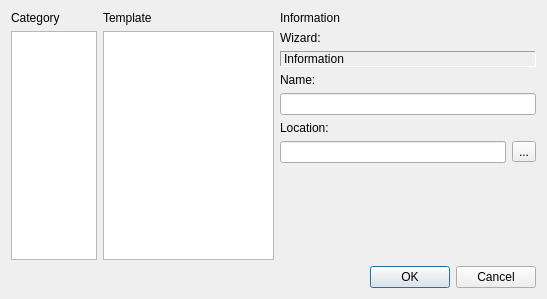
First picture: the form in liteidex/src/liteapp/newfiledialog.ui, repository seanxyh/liteide, before the edit.
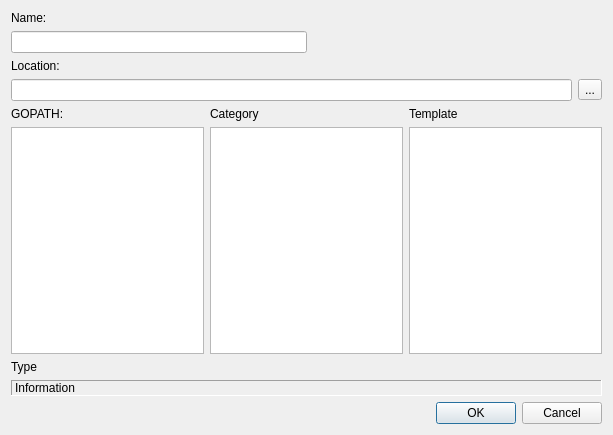
Second picture: the form after the edit.

Commit message: liteapp : update wizard

What changed in the file:
```diff
--- a/liteidex/src/liteapp/newfiledialog.ui
+++ b/liteidex/src/liteapp/newfiledialog.ui
@@ -6,8 +6,8 @@
    <rect>
     <x>0</x>
     <y>0</y>
-    <width>547</width>
-    <height>299</height>
+    <width>613</width>
+    <height>435</height>
    </rect>
   </property>
   <property name="windowTitle">
@@ -15,7 +15,69 @@
   </property>
   <layout class="QVBoxLayout" name="verticalLayout_5">
    <item>
-    <layout class="QHBoxLayout" name="horizontalLayout" stretch="1,2,3">
+    <widget class="QLabel" name="label_3">
+     <property name="text">
+      <string>Name:</string>
+     </property>
+    </widget>
+   </item>
+   <item>
+    <layout class="QHBoxLayout" name="horizontalLayout_2">
+     <item>
+      <widget class="QLineEdit" name="nameLineEdit"/>
+     </item>
+     <item>
+      <spacer name="horizontalSpacer">
+       <property name="orientation">
+        <enum>Qt::Horizontal</enum>
+       </property>
+       <property name="sizeHint" stdset="0">
+        <size>
+         <width>40</width>
+         <height>20</height>
+        </size>
+       </property>
+      </spacer>
+     </item>
+    </layout>
+   </item>
+   <item>
+    <widget class="QLabel" name="label_7">
+     <property name="text">
+      <string>Location:</string>
+     </property>
+    </widget>
+   </item>
+   <item>
+    <layout class="QHBoxLayout" name="horizontalLayout">
+     <item>
+      <widget class="QLineEdit" name="locationLineEdit"/>
+     </item>
+     <item>
+      <widget class="QToolButton" name="locationBrowseButton">
+       <property name="text">
+        <string>...</string>
+       </property>
+      </widget>
+     </item>
+    </layout>
+   </item>
+   <item>
+    <layout class="QHBoxLayout" name="horizontalLayout_3">
+     <item>
+      <layout class="QVBoxLayout" name="verticalLayout_3">
+       <item>
+        <widget class="QLabel" name="label_4">
+         <property name="text">
+          <string>GOPATH:</string>
+         </property>
+        </widget>
+       </item>
+       <item>
+        <widget class="QTreeView" name="pathTreeView"/>
+       </item>
+      </layout>
+     </item>
      <item>
       <layout class="QVBoxLayout" name="verticalLayout">
        <item>
@@ -66,19 +128,12 @@
        </item>
       </layout>
      </item>
-     <item>
-      <layout class="QVBoxLayout" name="verticalLayout_3" stretch="0,0,0,0,0,0,0,0">
-       <item>
-        <widget class="QLabel" name="label_5">
-         <property name="text">
-          <string>Information</string>
-         </property>
-        </widget>
+    </layout>
        </item>
        <item>
         <widget class="QLabel" name="typeLabel">
          <property name="text">
-          <string>Wizard:</string>
+      <string>Type</string>
          </property>
         </widget>
        </item>
@@ -99,54 +154,6 @@
         </widget>
        </item>
        <item>
-        <widget class="QLabel" name="label_3">
-         <property name="text">
-          <string>Name:</string>
-         </property>
-        </widget>
-       </item>
-       <item>
-        <widget class="QLineEdit" name="nameLineEdit"/>
-       </item>
-       <item>
-        <widget class="QLabel" name="label_4">
-         <property name="text">
-          <string>Location:</string>
-         </property>
-        </widget>
-       </item>
-       <item>
-        <layout class="QHBoxLayout" name="horizontalLayout_2">
-         <item>
-          <widget class="QLineEdit" name="locationLineEdit"/>
-         </item>
-         <item>
-          <widget class="QToolButton" name="locationBrowseButton">
-           <property name="text">
-            <string>...</string>
-           </property>
-          </widget>
-         </item>
-        </layout>
-       </item>
-       <item>
-        <spacer name="verticalSpacer">
-         <property name="orientation">
-          <enum>Qt::Vertical</enum>
-         </property>
-         <property name="sizeHint" stdset="0">
-          <size>
-           <width>20</width>
-           <height>40</height>
-          </size>
-         </property>
-        </spacer>
-       </item>
-      </layout>
-     </item>
-    </layout>
-   </item>
-   <item>
     <widget class="QDialogButtonBox" name="buttonBox">
      <property name="orientation">
       <enum>Qt::Horizontal</enum>
```
Left out of the diff: 7 changed lines with no effect on the pictures. Lines whose indentation alone changed are shown as unchanged. The commit also changes 20 other files.
